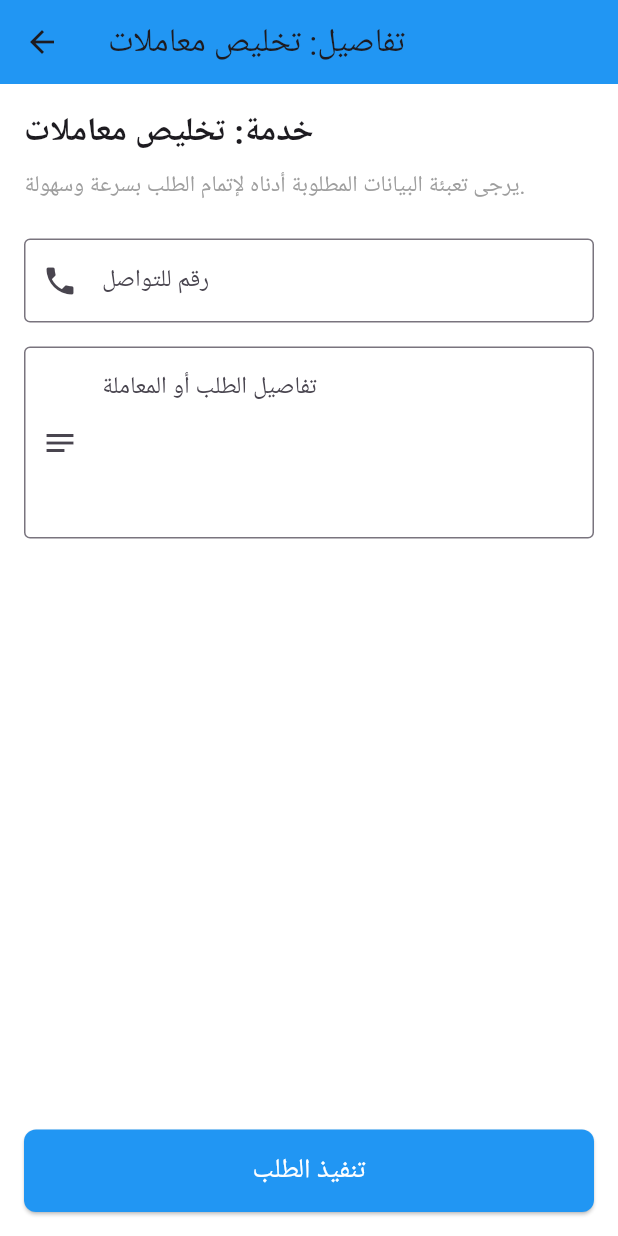
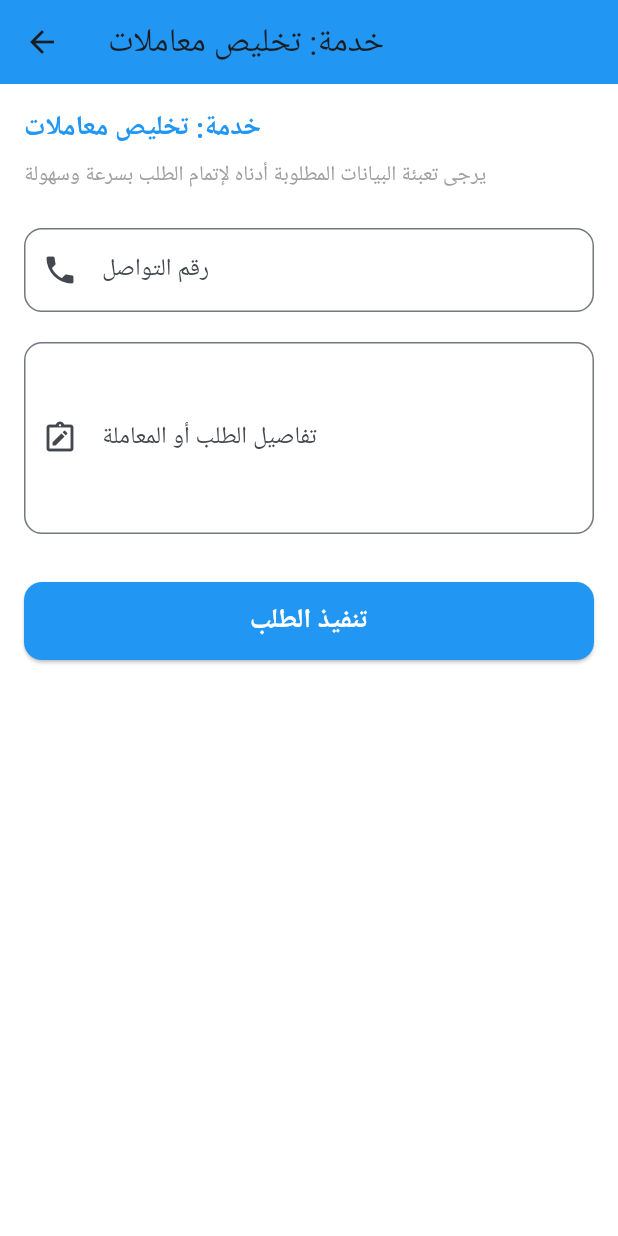
Before and after one commit to alsaada703-bit/expediter_app, a Flutter app: the ClientHomeScreen screen opened directly, after a tap on "تخليص معاملات", on a phone screen of 412 x 824 dp. Run offline on Flutter 3.47's test engine with Material 3 defaults, Android fonts, the phone set to English and light mode, and no system bars; our stand-ins replace cloud_firestore, firebase_core; accounts and stored records are empty.

Commit message:
Add active requests screen and update UI features

```diff
--- a/expediter_app/analysis_options.yaml
+++ b/expediter_app/analysis_options.yaml
@@ -5,9 +5,8 @@
 # IDEs (https://dart.dev/tools#ides-and-editors). The analyzer can also be
 # invoked from the command line by running `flutter analyze`.
 
-# The following line activates a set of recommended lints for Flutter apps,
-# packages, and plugins designed to encourage good coding practices.
-include: package:flutter_lints/flutter.yaml
+# Flutter lints are enabled through the flutter_lints package dependency.
+# Keep this file independent until that package is added to pubspec.yaml.
 
 analyzer:
   exclude:
--- a/expediter_app/lib/main.dart
+++ b/expediter_app/lib/main.dart
@@ -1,12 +1,19 @@
 import 'package:flutter/material.dart';
+import 'package:firebase_core/firebase_core.dart';
 import 'package:expediter_app/screens/login_screen.dart';
 
-void main() {
-  runApp(const ExpediterApp());
+void main() async {
+  // التأكد من تهيئة أدوات فلاتر الأساسية قبل أي اتصال
+  WidgetsFlutterBinding.ensureInitialized();
+
+  // تهيئة اتصال Firebase مع التطبيق
+  await Firebase.initializeApp();
+
+  runApp(const MyApp());
 }
 
-class ExpediterApp extends StatelessWidget {
-  const ExpediterApp({Key? key}) : super(key: key);
+class MyApp extends StatelessWidget {
+  const MyApp({super.key});
 
   @override
   Widget build(BuildContext context) {
@@ -16,8 +23,12 @@ class ExpediterApp extends StatelessWidget {
       theme: ThemeData(
         primarySwatch: Colors.blue,
         scaffoldBackgroundColor: Colors.white,
+        colorScheme: ColorScheme.fromSeed(
+          seedColor: Colors.blue,
+        ),
+        useMaterial3: true,
       ),
-      // يبدأ التطبيق من شاشة تسجيل الدخول التي تنقلك لشاشة العميل الرئيسية
+      // يبدأ التطبيق من شاشة تسجيل الدخول
       home: const LoginScreen(),
     );
   }
--- a/expediter_app/lib/screens/client_home_screen.dart
+++ b/expediter_app/lib/screens/client_home_screen.dart
@@ -1,36 +1,76 @@
 import 'package:flutter/material.dart';
 import 'service_details_screen.dart';
+import 'active_requests_screen.dart';
 
 class ClientHomeScreen extends StatelessWidget {
-  const ClientHomeScreen({Key? key}) : super(key: key);
+  const ClientHomeScreen({super.key});
 
   @override
   Widget build(BuildContext context) {
     return Scaffold(
+      backgroundColor: Colors.grey[50],
       appBar: AppBar(
-        title: const Text('منصة معقب - الخدمات السريعة'),
+        title: const Text(
+          'منصة معقب - الخدمات السريعة',
+          style: TextStyle(fontWeight: FontWeight.bold, color: Colors.white),
+        ),
         backgroundColor: Colors.blue,
+        centerTitle: true,
+        elevation: 0,
       ),
       body: Padding(
         padding: const EdgeInsets.all(16.0),
         child: Column(
           crossAxisAlignment: CrossAxisAlignment.start,
           children: [
+            // بطاقة ترحيبية عصرية
+            Container(
+              width: double.infinity,
+              padding: const EdgeInsets.all(20),
+              decoration: BoxDecoration(
+                gradient: LinearGradient(
+                  colors: [Colors.blue.shade700, Colors.blue.shade400],
+                  begin: Alignment.topRight,
+                  end: Alignment.bottomLeft,
+                ),
+                borderRadius: BorderRadius.circular(16),
+                boxShadow: [
+                  BoxShadow(
+                    color: Colors.blue.withOpacity(0.2),
+                    blurRadius: 10,
+                    offset: const Offset(0, 4),
+                  ),
+                ],
+              ),
+              child: const Column(
+                crossAxisAlignment: CrossAxisAlignment.start,
+                children: [
+                  Text(
+                    'أهلاً بك، عبد الله 👋',
+                    style: TextStyle(
+                      fontSize: 22,
+                      fontWeight: FontWeight.bold,
+                      color: Colors.white,
+                    ),
+                  ),
+                  SizedBox(height: 6),
+                  Text(
+                    'أنجز معاملاتك وطلباتك الحكومية بسرعة وموثوقية',
+                    style: TextStyle(fontSize: 14, color: Colors.white70),
+                  ),
+                ],
+              ),
+            ),
+            const SizedBox(height: 24),
             const Text(
-              'أهلاً بك، عبد الله',
-              style: TextStyle(fontSize: 22, fontWeight: FontWeight.bold),
+              'الخدمات المتاحة:',
+              style: TextStyle(
+                fontSize: 18,
+                fontWeight: FontWeight.bold,
+                color: Colors.black87,
+              ),
             ),
-            const SizedBox(height: 8),
-            const Text(
-              'انجز طلباتك بسرعة وسهولة',
-              style: TextStyle(fontSize: 16, color: Colors.grey),
-            ),
-            const SizedBox(height: 20),
-            const Text(
-              'الخدمات السريعة:',
-              style: TextStyle(fontSize: 18, fontWeight: FontWeight.bold, color: Colors.blue),
-            ),
-            const SizedBox(height: 15),
+            const SizedBox(height: 12),
             Expanded(
               child: ListView(
                 children: [
@@ -38,12 +78,15 @@ class ClientHomeScreen extends StatelessWidget {
                     context,
                     title: 'تخليص معاملات',
                     subtitle: 'إنجاز المراجعات والخطابات الرسمية',
-                    icon: Icons.description,
+                    icon: Icons.description_outlined,
+                    iconColor: Colors.blue,
                     onTap: () {
                       Navigator.push(
                         context,
                         MaterialPageRoute(
-                          builder: (context) => const ServiceDetailsScreen(serviceName: 'تخليص معاملات'),
+                          builder: (context) => const ServiceDetailsScreen(
+                            serviceName: 'تخليص معاملات',
+                          ),
                         ),
                       );
                     },
@@ -52,12 +95,15 @@ class ClientHomeScreen extends StatelessWidget {
                     context,
                     title: 'استمارات',
                     subtitle: 'تعبئة وتحديث النماذج الحكومية',
-                    icon: Icons.assignment,
+                    icon: Icons.assignment_outlined,
+                    iconColor: Colors.teal,
                     onTap: () {
                       Navigator.push(
                         context,
                         MaterialPageRoute(
-                          builder: (context) => const ServiceDetailsScreen(serviceName: 'استمارات'),
+                          builder: (context) => const ServiceDetailsScreen(
+                            serviceName: 'استمارات',
+                          ),
                         ),
                       );
                     },
@@ -65,11 +111,15 @@ class ClientHomeScreen extends StatelessWidget {
                   _buildServiceCard(
                     context,
                     title: 'الطلبات النشطة',
-                    subtitle: 'متابعة حالة معاملاتك الحالية',
-                    icon: Icons.hourglass_top,
+                    subtitle: 'متابعة حالة معاملاتك الحالية مباشرة',
+                    icon: Icons.hourglass_top_rounded,
+                    iconColor: Colors.orange,
                     onTap: () {
-                      ScaffoldMessenger.of(context).showSnackBar(
-                        const SnackBar(content: Text('جاري تحميل الطلبات النشطة...')),
+                      Navigator.push(
+                        context,
+                        MaterialPageRoute(
+                          builder: (context) => const ActiveRequestsScreen(),
+                        ),
                       );
                     },
                   ),
@@ -82,24 +132,45 @@ class ClientHomeScreen extends StatelessWidget {
     );
   }
 
-  Widget _buildServiceCard(BuildContext context, {required String title, required String subtitle, required IconData icon, required VoidCallback onTap}) {
+  Widget _buildServiceCard(
+    BuildContext context, {
+    required String title,
+    required String subtitle,
+    required IconData icon,
+    required Color iconColor,
+    required VoidCallback onTap,
+  }) {
     return Card(
-      elevation: 3,
+      elevation: 2,
+      shadowColor: Colors.black12,
       margin: const EdgeInsets.symmetric(vertical: 8),
-      shape: RoundedRectangleBorder(borderRadius: BorderRadius.circular(12)),
+      shape: RoundedRectangleBorder(borderRadius: BorderRadius.circular(14)),
       child: ListTile(
-        contentPadding: const EdgeInsets.all(16),
+        contentPadding: const EdgeInsets.symmetric(horizontal: 16, vertical: 12),
         leading: CircleAvatar(
-          radius: 28,
-          backgroundColor: Colors.blue.shade50,
-          child: Icon(icon, size: 30, color: Colors.blue),
+          radius: 26,
+          backgroundColor: iconColor.withOpacity(0.1),
+          child: Icon(icon, size: 28, color: iconColor),
         ),
-        title: Text(title, style: const TextStyle(fontWeight: FontWeight.bold, fontSize: 16)),
+        title: Text(
+          title,
+          style: const TextStyle(fontWeight: FontWeight.bold, fontSize: 16),
+        ),
         subtitle: Padding(
-          padding: const EdgeInsets.only(top: 6.0),
-          child: Text(subtitle, style: const TextStyle(color: Colors.grey)),
+          padding: const EdgeInsets.only(top: 4.0),
+          child: Text(
+            subtitle,
+            style: TextStyle(color: Colors.grey[600], fontSize: 13),
+          ),
         ),
-        trailing: const Icon(Icons.arrow_forward_ios, size: 16, color: Colors.blue),
+        trailing: Container(
+          padding: const EdgeInsets.all(6),
+          decoration: BoxDecoration(
+            color: Colors.grey[100],
+            borderRadius: BorderRadius.circular(8),
+          ),
+          child: Icon(Icons.arrow_forward_ios, size: 14, color: iconColor),
+        ),
         onTap: onTap,
       ),
     );
--- a/expediter_app/lib/screens/service_details_screen.dart
+++ b/expediter_app/lib/screens/service_details_screen.dart
@@ -1,10 +1,10 @@
 import 'package:flutter/material.dart';
-import '../services/api_service.dart';
+import 'package:cloud_firestore/cloud_firestore.dart';
 
 class ServiceDetailsScreen extends StatefulWidget {
   final String serviceName;
 
-  const ServiceDetailsScreen({Key? key, required this.serviceName}) : super(key: key);
+  const ServiceDetailsScreen({super.key, required this.serviceName});
 
   @override
   State<ServiceDetailsScreen> createState() => _ServiceDetailsScreenState();
@@ -12,12 +12,11 @@ class ServiceDetailsScreen extends StatefulWidget {
 
 class _ServiceDetailsScreenState extends State<ServiceDetailsScreen> {
   final _formKey = GlobalKey<FormState>();
+  final TextEditingController _phoneController = TextEditingController();
   final TextEditingController _detailsController = TextEditingController();
-  final TextEditingController _phoneController = TextEditingController();
-
   bool _isLoading = false;
 
-  Future<void> _submitOrder() async {
+  Future<void> _submitRequest() async {
     if (!_formKey.currentState!.validate()) return;
 
     setState(() {
@@ -25,35 +24,29 @@ class _ServiceDetailsScreenState extends State<ServiceDetailsScreen> {
     });
 
     try {
-      final response = await ApiService.submitServiceOrder(
-        serviceName: widget.serviceName,
-        details: _detailsController.text,
-        phone: _phoneController.text,
+      await FirebaseFirestore.instance.collection('requests').add({
+        'serviceName': widget.serviceName, // حفظ اسم الخدمة المختارة
+        'phone': _phoneController.text.trim(),
+        'details': _detailsController.text.trim(),
+        'status': 'قيد المعالجة',
+        'createdAt': FieldValue.serverTimestamp(),
+      });
+
+      if (!mounted) return;
+      ScaffoldMessenger.of(context).showSnackBar(
+        const SnackBar(
+          content: Text('تم إرسال طلبك بنجاح وحفظه في قاعدة البيانات!'),
+          backgroundColor: Colors.green,
+        ),
       );
 
-      if (!mounted) return;
-
-      if (response['success'] == true) {
-        ScaffoldMessenger.of(context).showSnackBar(
-          SnackBar(
-            content: Text(response['message'] ?? 'تم إرسال الطلب بنجاح!'),
-            backgroundColor: Colors.green,
-          ),
-        );
-        Navigator.pop(context);
-      } else {
-        ScaffoldMessenger.of(context).showSnackBar(
-          SnackBar(
-            content: Text(response['message'] ?? 'حدث خطأ أثناء إرسال الطلب'),
-            backgroundColor: Colors.red,
-          ),
-        );
-      }
+      _phoneController.clear();
+      _detailsController.clear();
     } catch (e) {
       if (!mounted) return;
       ScaffoldMessenger.of(context).showSnackBar(
         SnackBar(
-          content: Text('تعذر الاتصال بالسيرفر: $e'),
+          content: Text('حدث خطأ أثناء الإرسال: $e'),
           backgroundColor: Colors.red,
         ),
       );
@@ -68,8 +61,8 @@ class _ServiceDetailsScreenState extends State<ServiceDetailsScreen> {
 
   @override
   void dispose() {
+    _phoneController.dispose();
     _detailsController.dispose();
-    _phoneController.dispose();
     super.dispose();
   }
 
@@ -77,86 +70,73 @@ class _ServiceDetailsScreenState extends State<ServiceDetailsScreen> {
   Widget build(BuildContext context) {
     return Scaffold(
       appBar: AppBar(
-        title: Text('تفاصيل: ${widget.serviceName}'),
+        title: Text('خدمة: ${widget.serviceName}'),
         backgroundColor: Colors.blue,
       ),
       body: Padding(
         padding: const EdgeInsets.all(16.0),
         child: Form(
           key: _formKey,
-          child: Column(
-            crossAxisAlignment: CrossAxisAlignment.start,
+          child: ListView(
             children: [
               Text(
                 'خدمة: ${widget.serviceName}',
-                style: const TextStyle(fontSize: 22, fontWeight: FontWeight.bold),
+                style: const TextStyle(fontSize: 18, fontWeight: FontWeight.bold, color: Colors.blue),
               ),
               const SizedBox(height: 8),
               const Text(
-                'يرجى تعبئة البيانات المطلوبة أدناه لإتمام الطلب بسرعة وسهولة.',
-                style: TextStyle(fontSize: 15, color: Colors.grey),
+                'يرجى تعبئة البيانات المطلوبة أدناه لإتمام الطلب بسرعة وسهولة',
+                style: TextStyle(fontSize: 14, color: Colors.grey),
               ),
-              const SizedBox(height: 25),
-
+              const SizedBox(height: 24),
               TextFormField(
                 controller: _phoneController,
                 keyboardType: TextInputType.phone,
-                decoration: const InputDecoration(
-                  labelText: 'رقم للتواصل',
-                  prefixIcon: Icon(Icons.phone),
-                  border: OutlineInputBorder(),
+                decoration: InputDecoration(
+                  labelText: 'رقم التواصل',
+                  hintText: '05xxxxxxxx',
+                  border: OutlineInputBorder(borderRadius: BorderRadius.circular(12)),
+                  prefixIcon: const Icon(Icons.phone),
                 ),
                 validator: (value) {
                   if (value == null || value.trim().isEmpty) {
-                    return 'يرجى إدخال رقم التواصل';
+                    return 'الرجاء إدخال رقم التواصل';
                   }
                   return null;
                 },
               ),
-              const SizedBox(height: 16),
-
+              const SizedBox(height: 20),
               TextFormField(
                 controller: _detailsController,
                 maxLines: 4,
-                decoration: const InputDecoration(
+                decoration: InputDecoration(
                   labelText: 'تفاصيل الطلب أو المعاملة',
-                  alignLabelWithHint: true,
-                  prefixIcon: Icon(Icons.notes),
-                  border: OutlineInputBorder(),
+                  hintText: 'اكتب تفاصيل طلبك هنا...',
+                  border: OutlineInputBorder(borderRadius: BorderRadius.circular(12)),
+                  prefixIcon: const Icon(Icons.note_alt_outlined),
                 ),
                 validator: (value) {
                   if (value == null || value.trim().isEmpty) {
-                    return 'يرجى كتابة تفاصيل الطلب';
+                    return 'الرجاء إدخال تفاصيل الطلب';
                   }
                   return null;
                 },
               ),
-
-              const Spacer(),
-
+              const SizedBox(height: 32),
               SizedBox(
                 width: double.infinity,
+                height: 52,
                 child: ElevatedButton(
                   style: ElevatedButton.styleFrom(
                     backgroundColor: Colors.blue,
-                    padding: const EdgeInsets.all(14),
-                    shape: RoundedRectangleBorder(
-                      borderRadius: BorderRadius.circular(8),
-                    ),
+                    shape: RoundedRectangleBorder(borderRadius: BorderRadius.circular(12)),
                   ),
-                  onPressed: _isLoading ? null : _submitOrder,
+                  onPressed: _isLoading ? null : _submitRequest,
                   child: _isLoading
-                      ? const SizedBox(
-                          height: 22,
-                          width: 22,
-                          child: CircularProgressIndicator(
-                            color: Colors.white,
-                            strokeWidth: 2,
-                          ),
-                        )
+                      ? const CircularProgressIndicator(color: Colors.white)
                       : const Text(
                           'تنفيذ الطلب',
-                          style: TextStyle(fontSize: 18, color: Colors.white),
+                          style: TextStyle(fontSize: 18, fontWeight: FontWeight.bold, color: Colors.white),
                         ),
                 ),
               ),
```
Also changed, not shown: expediter_app/lib/screens/active_requests_screen.dart (added, +176 -0 lines), expediter_app/lib/screens/login_screen.dart (+92 -58 lines), expediter_app/pubspec.yaml (+7 -0 lines), expediter_app/assets/icon.png (added), expediter_app/pubspec.lock, 38 other files.
